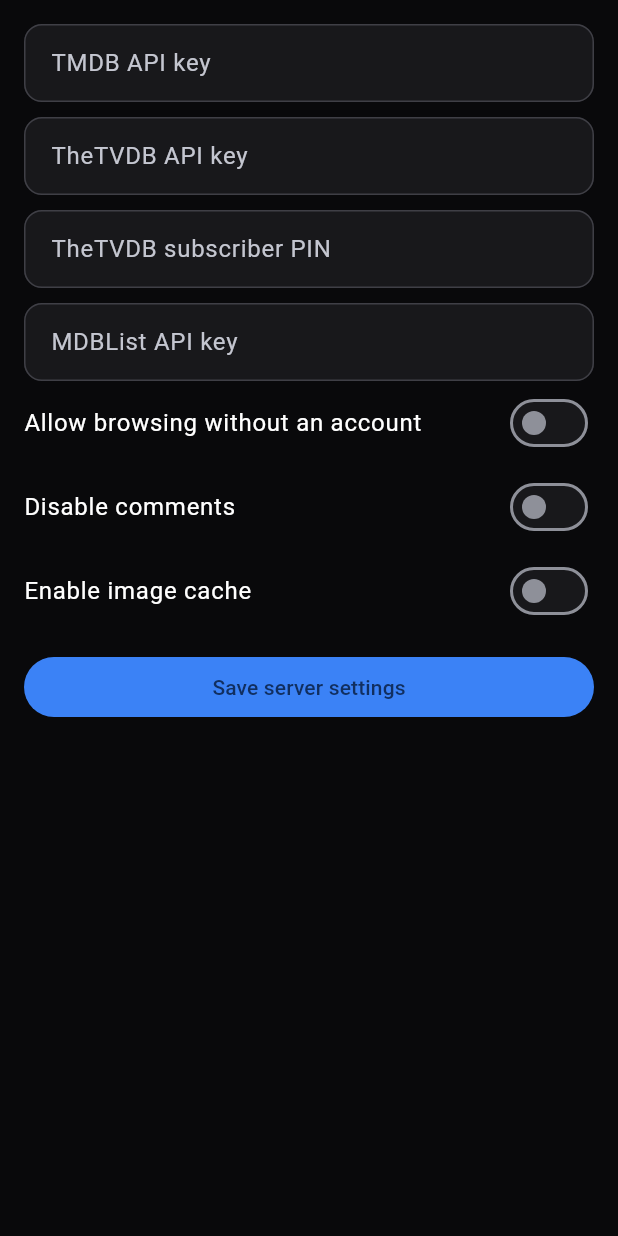
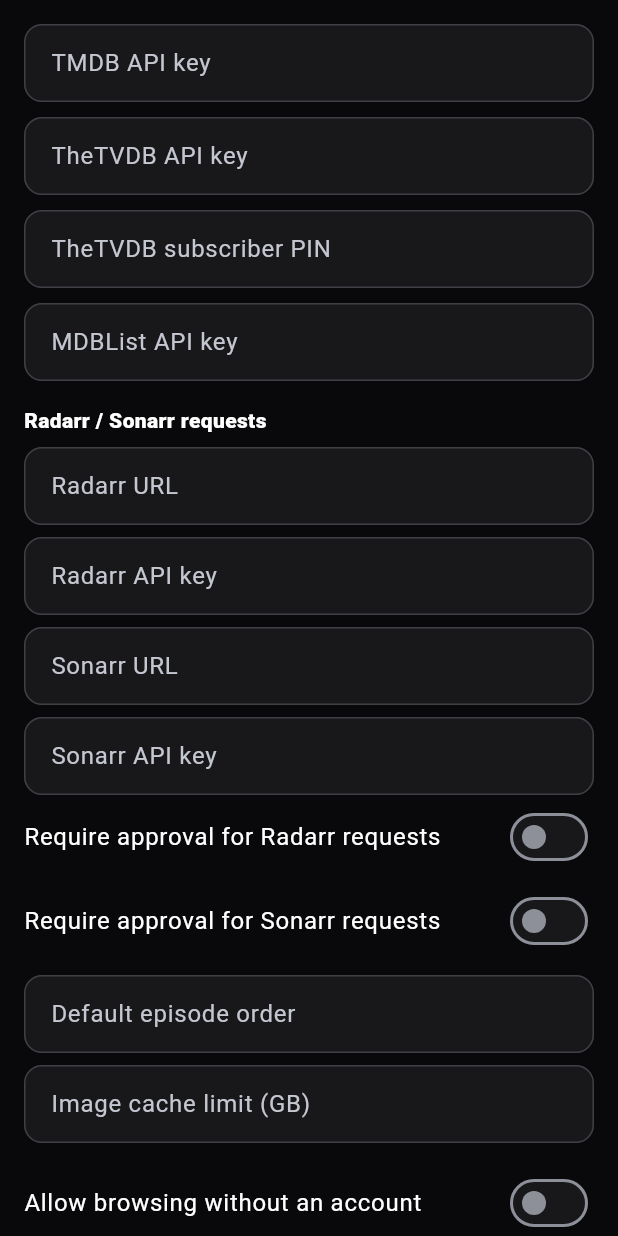
Before and after one commit to driftywinds/scrobr, a Flutter app: the _AdminSettingsForm widget shown alone on an empty page, opened directly with empty values, on a phone screen of 412 x 824 dp. Run offline on Flutter 3.47's test engine with Material 3 defaults, Android fonts, the phone set to English and light mode, and no system bars; our stand-ins replace material_ui, shared_preferences; accounts and stored records are empty; network calls fail.

Commit message:
feat: admin Radarr/Sonarr request settings and cache options

```diff
--- a/lib/screens/admin_screen.dart
+++ b/lib/screens/admin_screen.dart
@@ -493,9 +493,24 @@ class _AdminSettingsFormState extends State<_AdminSettingsForm> {
       TextEditingController(text: widget.settings.s('tvdb_subscriber_pin'));
   late final _mdblist =
       TextEditingController(text: widget.settings.s('mdblist_api_key'));
+  late final _radarrUrl =
+      TextEditingController(text: widget.settings.s('radarr_url'));
+  late final _radarrToken =
+      TextEditingController(text: widget.settings.s('radarr_token'));
+  late final _sonarrUrl =
+      TextEditingController(text: widget.settings.s('sonarr_url'));
+  late final _sonarrToken =
+      TextEditingController(text: widget.settings.s('sonarr_token'));
+  late final _cacheLimit = TextEditingController(
+    text: widget.settings.d('image_cache_limit_gb')?.toString() ?? '',
+  );
+  late final _defaultOrder =
+      TextEditingController(text: widget.settings.s('default_episode_order'));
   late bool _loggedOut = widget.settings.b('enable_logged_out_navigation');
   late bool _disableComments = widget.settings.b('disable_comments');
   late bool _imageCache = widget.settings.b('image_cache_enabled');
+  late bool _radarrApproval = widget.settings.b('radarr_require_approval');
+  late bool _sonarrApproval = widget.settings.b('sonarr_require_approval');
   bool _saving = false;
 
   @override
@@ -504,6 +519,12 @@ class _AdminSettingsFormState extends State<_AdminSettingsForm> {
     _tvdb.dispose();
     _tvdbPin.dispose();
     _mdblist.dispose();
+    _radarrUrl.dispose();
+    _radarrToken.dispose();
+    _sonarrUrl.dispose();
+    _sonarrToken.dispose();
+    _cacheLimit.dispose();
+    _defaultOrder.dispose();
     super.dispose();
   }
 
@@ -517,6 +538,19 @@ class _AdminSettingsFormState extends State<_AdminSettingsForm> {
             _tvdbPin.text.trim().isEmpty ? null : _tvdbPin.text.trim(),
         'mdblist_api_key':
             _mdblist.text.trim().isEmpty ? null : _mdblist.text.trim(),
+        'radarr_url': _radarrUrl.text.trim().isEmpty ? null : _radarrUrl.text.trim(),
+        'radarr_token':
+            _radarrToken.text.trim().isEmpty ? null : _radarrToken.text.trim(),
+        'sonarr_url': _sonarrUrl.text.trim().isEmpty ? null : _sonarrUrl.text.trim(),
+        'sonarr_token':
+            _sonarrToken.text.trim().isEmpty ? null : _sonarrToken.text.trim(),
+        'radarr_require_approval': _radarrApproval,
+        'sonarr_require_approval': _sonarrApproval,
+        'image_cache_limit_gb':
+            double.tryParse(_cacheLimit.text.trim()),
+        'default_episode_order': _defaultOrder.text.trim().isEmpty
+            ? null
+            : _defaultOrder.text.trim(),
         'enable_logged_out_navigation': _loggedOut,
         'disable_comments': _disableComments,
         'image_cache_enabled': _imageCache,
@@ -566,6 +600,65 @@ class _AdminSettingsFormState extends State<_AdminSettingsForm> {
           obscureText: true,
           decoration: const InputDecoration(labelText: 'MDBList API key'),
         ),
+        const SizedBox(height: 16),
+        const Text(
+          'Radarr / Sonarr requests',
+          style: TextStyle(fontWeight: FontWeight.w800),
+        ),
+        const SizedBox(height: 8),
+        TextField(
+          controller: _radarrUrl,
+          keyboardType: TextInputType.url,
+          decoration: const InputDecoration(labelText: 'Radarr URL'),
+        ),
+        const SizedBox(height: 8),
+        TextField(
+          controller: _radarrToken,
+          obscureText: true,
+          decoration: const InputDecoration(labelText: 'Radarr API key'),
+        ),
+        const SizedBox(height: 8),
+        TextField(
+          controller: _sonarrUrl,
+          keyboardType: TextInputType.url,
+          decoration: const InputDecoration(labelText: 'Sonarr URL'),
+        ),
+        const SizedBox(height: 8),
+        TextField(
+          controller: _sonarrToken,
+          obscureText: true,
+          decoration: const InputDecoration(labelText: 'Sonarr API key'),
+        ),
+        SwitchListTile(
+          contentPadding: EdgeInsets.zero,
+          title: const Text('Require approval for Radarr requests'),
+          value: _radarrApproval,
+          onChanged: (v) => setState(() => _radarrApproval = v),
+        ),
+        SwitchListTile(
+          contentPadding: EdgeInsets.zero,
+          title: const Text('Require approval for Sonarr requests'),
+          value: _sonarrApproval,
+          onChanged: (v) => setState(() => _sonarrApproval = v),
+        ),
+        const SizedBox(height: 8),
+        TextField(
+          controller: _defaultOrder,
+          decoration: const InputDecoration(
+            labelText: 'Default episode order',
+            hintText: 'e.g. tmdb:aired',
+          ),
+        ),
+        const SizedBox(height: 8),
+        TextField(
+          controller: _cacheLimit,
+          keyboardType: TextInputType.number,
+          decoration: const InputDecoration(
+            labelText: 'Image cache limit (GB)',
+            hintText: 'empty = unlimited/default',
+          ),
+        ),
+        const SizedBox(height: 12),
         SwitchListTile(
           contentPadding: EdgeInsets.zero,
           title: const Text('Allow browsing without an account'),
```
